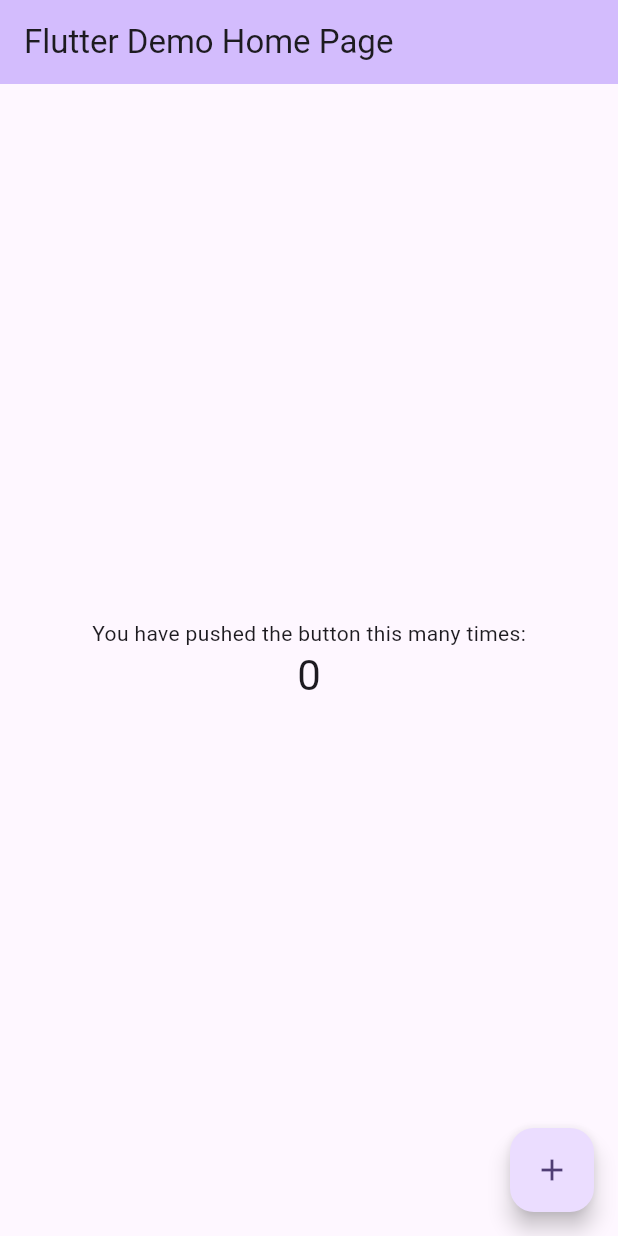
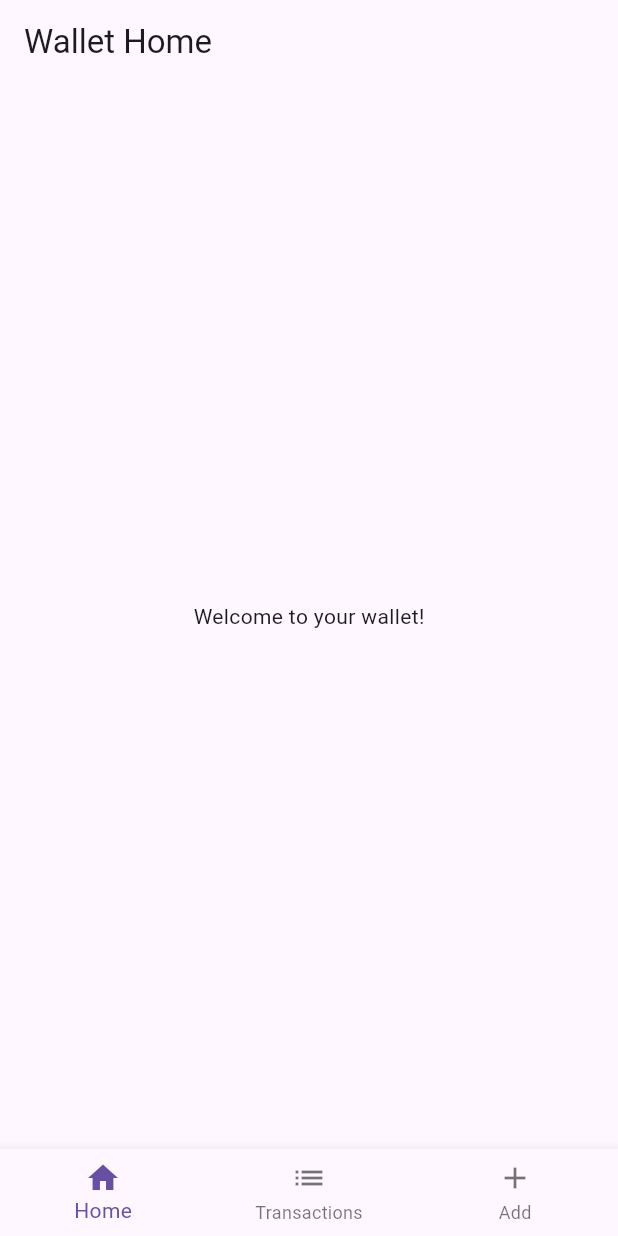
Before and after one commit to could-ai/019a165e-463c-7f12-8646-f648043dbf27, a Flutter app: the screen it shows after launch, on a phone screen of 412 x 824 dp. Run offline on Flutter 3.47's test engine with Material 3 defaults, Android fonts, the phone set to English and light mode, and no system bars.

Commit message:
I have updated the main.dart file to serve as the entry point for our wallet application. I've implemented a MainPage widget that includes a BottomNavigationBar, allowing users to easily switch between the Home, Transactions, and Add Transaction pages. This foundational change sets up the primary navigation structure of the app, ensuring a user-friendly and intuitive experience from the moment it's launched.; I've created the HomePage for our wallet app, which will serve as the main dashboard for users. In this initial version, I've set up a clean and simple interface with a welcoming message to ensure a positive first impression. This page is designed to be the central hub where we will later add key features like account balance summaries and recent transaction overviews, making it easy for users to get a quick snapshot of their financial status.; I have set up the initial structure for the Transactions Page in our wallet app. This page will be the go-to place for users to view a detailed history of their financial activities. For now, I've included a clear message indicating that no transactions have been made, which ensures a user-friendly experience for new users. This placeholder will be replaced with a dynamic list of transactions as we continue to develop the app's functionality.; I've created the initial Add Transaction page, which will allow users to easily input their financial activities. In this first version, I've set up a clean and straightforward interface with a clear title and a placeholder text to guide the user. This page is the first step toward enabling seamless transaction management, and it will soon be enhanced with input fields for transaction details such as amount, category, and date.; To ensure our wallet app handles financial data consistently and efficiently, I have created a dedicated Transaction model. This model defines a clear structure for each transaction, including essential details like the title, amount, and date. By establishing this data model early on, we are setting a solid foundation for building robust features such as transaction logging, sorting, and filtering, which will be crucial for providing a seamless user experience.

```diff
--- /dev/null
+++ b/usr/lib/home_page.dart
@@ -0,0 +1,22 @@
+import 'package:flutter/material.dart';
+
+class HomePage extends StatefulWidget {
+  const HomePage({super.key});
+
+  @override
+  _HomePageState createState() => _HomePageState();
+}
+
+class _HomePageState extends State<HomePage> {
+  @override
+  Widget build(BuildContext context) {
+    return Scaffold(
+      appBar: AppBar(
+        title: const Text('Wallet Home'),
+      ),
+      body: const Center(
+        child: Text('Welcome to your wallet!'),
+      ),
+    );
+  }
+}
--- a/usr/lib/main.dart
+++ b/usr/lib/main.dart
@@ -1,4 +1,7 @@
 import 'package:flutter/material.dart';
+import 'home_page.dart';
+import 'transactions_page.dart';
+import 'add_transaction_page.dart';
 
 void main() {
   runApp(const MyApp());
@@ -7,114 +10,61 @@ void main() {
 class MyApp extends StatelessWidget {
   const MyApp({super.key});
 
-  // This widget is the root of your application.
   @override
   Widget build(BuildContext context) {
     return MaterialApp(
-      title: 'Flutter Demo',
-      debugShowCheckedModeBanner: false,
+      title: 'Wallet App',
       theme: ThemeData(
-        // This is the theme of your application.
-        //
-        // TRY THIS: Try running your application with "flutter run". You'll see
-        // the application has a purple toolbar. Then, without quitting the app,
-        // try changing the seedColor in the colorScheme below to Colors.green
-        // and then invoke "hot reload" (save your changes or press the "hot
-        // reload" button in a Flutter-supported IDE, or press "r" if you used
-        // the command line to start the app).
-        //
-        // Notice that the counter didn't reset back to zero; the application
-        // state is not lost during the reload. To reset the state, use hot
-        // restart instead.
-        //
-        // This works for code too, not just values: Most code changes can be
-        // tested with just a hot reload.
-        colorScheme: ColorScheme.fromSeed(seedColor: Colors.deepPurple),
+        primarySwatch: Colors.blue,
       ),
-      home: const MyHomePage(title: 'Flutter Demo Home Page'),
+      home: const MainPage(),
     );
   }
 }
 
-class MyHomePage extends StatefulWidget {
-  const MyHomePage({super.key, required this.title});
-
-  // This widget is the home page of your application. It is stateful, meaning
-  // that it has a State object (defined below) that contains fields that affect
-  // how it looks.
-
-  // This class is the configuration for the state. It holds the values (in this
-  // case the title) provided by the parent (in this case the App widget) and
-  // used by the build method of the State. Fields in a Widget subclass are
-  // always marked "final".
-
-  final String title;
+class MainPage extends StatefulWidget {
+  const MainPage({super.key});
 
   @override
-  State<MyHomePage> createState() => _MyHomePageState();
+  _MainPageState createState() => _MainPageState();
 }
 
-class _MyHomePageState extends State<MyHomePage> {
-  int _counter = 0;
+class _MainPageState extends State<MainPage> {
+  int _selectedIndex = 0;
+  final List<Widget> _pages = [
+    const HomePage(),
+    const TransactionsPage(),
+    const AddTransactionPage(),
+  ];
 
-  void _incrementCounter() {
+  void _onItemTapped(int index) {
     setState(() {
-      // This call to setState tells the Flutter framework that something has
-      // changed in this State, which causes it to rerun the build method below
-      // so that the display can reflect the updated values. If we changed
-      // _counter without calling setState(), then the build method would not be
-      // called again, and so nothing would appear to happen.
-      _counter++;
+      _selectedIndex = index;
     });
   }
 
   @override
   Widget build(BuildContext context) {
-    // This method is rerun every time setState is called, for instance as done
-    // by the _incrementCounter method above.
-    //
-    // The Flutter framework has been optimized to make rerunning build methods
-    // fast, so that you can just rebuild anything that needs updating rather
-    // than having to individually change instances of widgets.
     return Scaffold(
-      appBar: AppBar(
-        // TRY THIS: Try changing the color here to a specific color (to
-        // Colors.amber, perhaps?) and trigger a hot reload to see the AppBar
-        // change color while the other colors stay the same.
-        backgroundColor: Theme.of(context).colorScheme.inversePrimary,
-        // Here we take the value from the MyHomePage object that was created by
-        // the App.build method, and use it to set our appbar title.
-        title: Text(widget.title),
+      body: _pages[_selectedIndex],
+      bottomNavigationBar: BottomNavigationBar(
+        items: const <BottomNavigationBarItem>[
+          BottomNavigationBarItem(
+            icon: Icon(Icons.home),
+            label: 'Home',
+          ),
+          BottomNavigationBarItem(
+            icon: Icon(Icons.list),
+            label: 'Transactions',
+          ),
+          BottomNavigationBarItem(
+            icon: Icon(Icons.add),
+            label: 'Add',
+          ),
+        ],
+        currentIndex: _selectedIndex,
+        onTap: _onItemTapped,
       ),
-      body: Center(
-        // Center is a layout widget. It takes a single child and positions it
-        // in the middle of the parent.
-        child: Column(
-          // Column is also a layout widget. It takes a list of children and
-          // arranges them vertically. By default, it sizes itself to fit its
-          // children horizontally, and tries to be as tall as its parent.
-          //
-          // Column has various properties to control how it sizes itself and
-          // how it positions its children. Here we use mainAxisAlignment to
-          // center the children vertically; the main axis here is the vertical
-          // axis because Columns are vertical (the cross axis would be
-          // horizontal).
-          //
-          // TRY THIS: Invoke "debug painting" (choose the "Toggle Debug Paint"
-          // action in the IDE, or press "p" in the console), to see the
-          // wireframe for each widget.
-          mainAxisAlignment: MainAxisAlignment.center,
-          children: <Widget>[
-            const Text('You have pushed the button this many times:'),
-            Text('$_counter', style: Theme.of(context).textTheme.headlineMedium),
-          ],
-        ),
-      ),
-      floatingActionButton: FloatingActionButton(
-        onPressed: _incrementCounter,
-        tooltip: 'Increment',
-        child: const Icon(Icons.add),
-      ), // This trailing comma makes auto-formatting nicer for build methods.
     );
   }
 }
```
Also changed, not shown: usr/lib/add_transaction_page.dart (added, +22 -0 lines), usr/lib/transaction.dart (added, +11 -0 lines), usr/lib/transactions_page.dart (added, +22 -0 lines).
